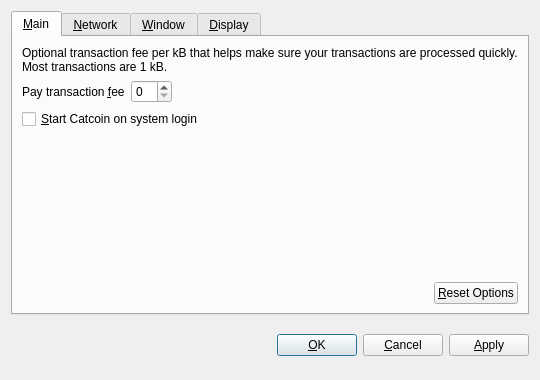
This is src/qt/forms/optionsdialog.ui in unicorncoin/unicorncoin as Qt 5 draws it before an edit. The edited form follows.
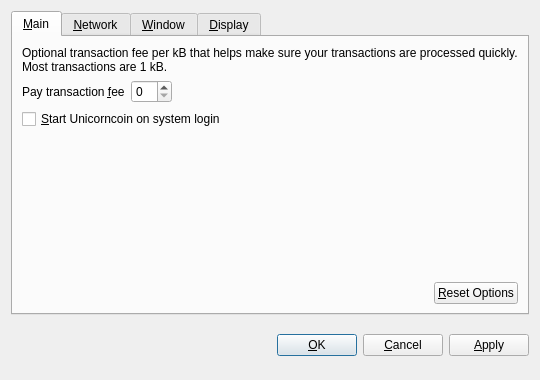
This is the edited form. Custom widgets are drawn as their Qt base class.

The edit to the form file:
```diff
--- a/src/qt/forms/optionsdialog.ui
+++ b/src/qt/forms/optionsdialog.ui
@@ -82,7 +82,7 @@
           <string>Automatically start Catcoin after logging in to the system.</string>
          </property>
          <property name="text">
-          <string>&amp;Start Catcoin on system login</string>
+          <string>&amp;Start Unicorncoin on system login</string>
          </property>
         </widget>
        </item>
```
Left out of the diff: 10 changed lines with no effect on the pictures.
